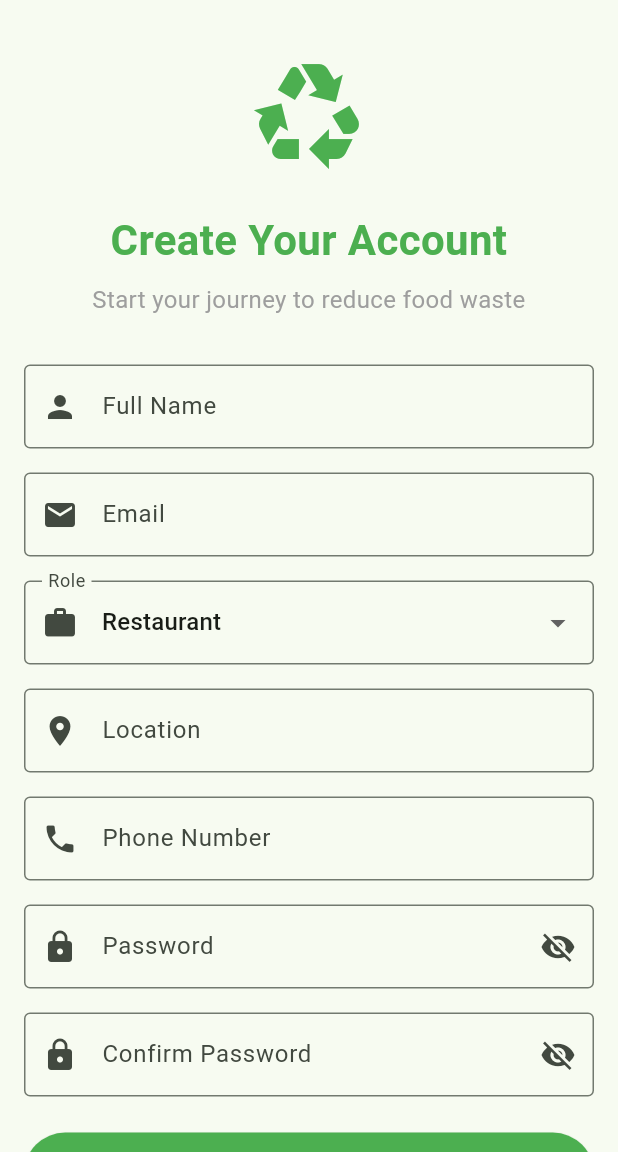
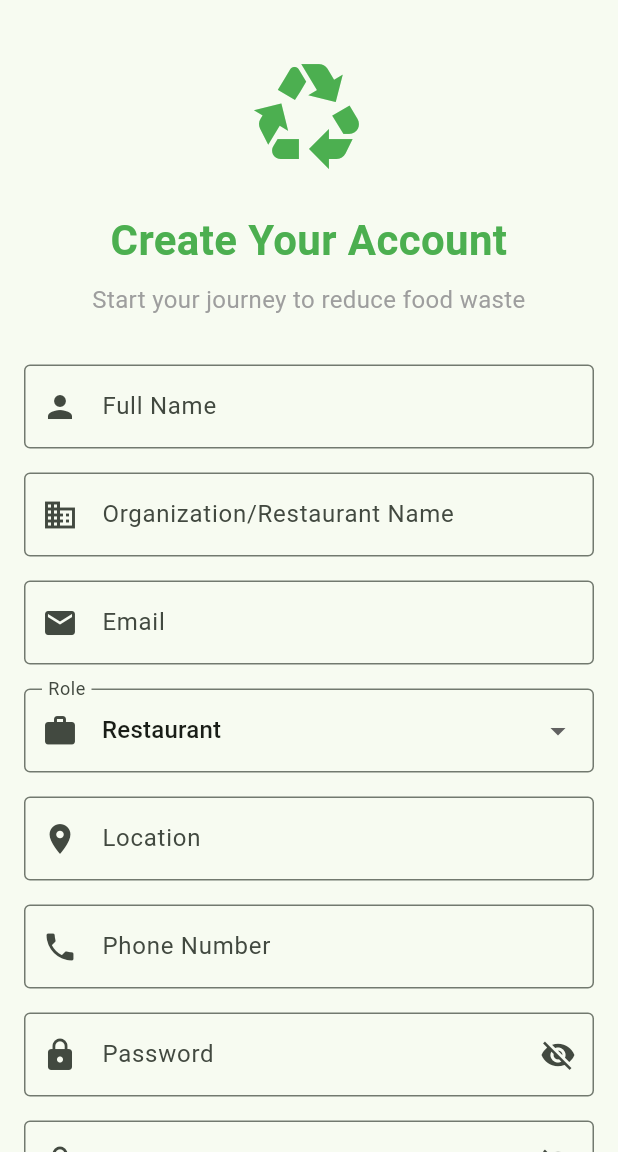
Before and after one commit to Prxthvx/Wasteless, a Flutter app: the screen it shows after launch, after a tap on "Get Started", on a phone screen of 412 x 824 dp, the part 84-1236 px from its top. Run offline on Flutter 3.47's test engine with Material 3 defaults, Android fonts, the phone set to English and light mode, and no system bars; our stand-ins replace flutter_local_notifications, supabase_flutter; accounts and stored records are empty.

Commit message:
added restaurant name and NGo name at signup and sign out option in settings dialog

```diff
--- a/lib/screens/auth/signup_screen.dart
+++ b/lib/screens/auth/signup_screen.dart
@@ -16,6 +16,7 @@ class _SignupScreenState extends State<SignupScreen> {
   final _passwordController = TextEditingController();
   final _confirmPasswordController = TextEditingController();
   final _nameController = TextEditingController();
+  final _orgNameController = TextEditingController();
   final _locationController = TextEditingController();
   final _phoneController = TextEditingController();
 
@@ -32,6 +33,7 @@ class _SignupScreenState extends State<SignupScreen> {
     _passwordController.dispose();
     _confirmPasswordController.dispose();
     _nameController.dispose();
+    _orgNameController.dispose();
     _locationController.dispose();
     _phoneController.dispose();
     super.dispose();
@@ -56,6 +58,7 @@ class _SignupScreenState extends State<SignupScreen> {
             .insert({
               'id': response.user!.id,
               'name': _nameController.text.trim(),
+              'org_name': _orgNameController.text.trim(),
               'role': _selectedRole,
               'location': _locationController.text.trim(),
               'email': _emailController.text.trim(),
@@ -142,6 +145,18 @@ class _SignupScreenState extends State<SignupScreen> {
                   border: OutlineInputBorder(),
                 ),
                 validator: (v) => v == null || v.isEmpty ? 'Please enter your name' : null,
+              ),
+              const SizedBox(height: 16),
+
+              // Organization/Restaurant Name
+              TextFormField(
+                controller: _orgNameController,
+                decoration: const InputDecoration(
+                  labelText: 'Organization/Restaurant Name',
+                  prefixIcon: Icon(Icons.business),
+                  border: OutlineInputBorder(),
+                ),
+                validator: (v) => v == null || v.isEmpty ? 'Please enter the NGO or restaurant name' : null,
               ),
               const SizedBox(height: 16),
 
--- a/lib/screens/welcome_screen.dart
+++ b/lib/screens/welcome_screen.dart
@@ -6,6 +6,7 @@ class WelcomeScreen extends StatelessWidget {
   @override
   Widget build(BuildContext context) {
     return Scaffold(
+      resizeToAvoidBottomInset: true,
       body: Container(
         decoration: const BoxDecoration(
           gradient: LinearGradient(
@@ -17,6 +18,7 @@ class WelcomeScreen extends StatelessWidget {
         child: SafeArea(
           child: Padding(
             padding: const EdgeInsets.all(24.0),
+            child: SingleChildScrollView(
               child: Column(
                 mainAxisAlignment: MainAxisAlignment.center,
                 children: [
@@ -171,6 +173,7 @@ class WelcomeScreen extends StatelessWidget {
             ),
           ),
         ),
+      ),
     );
   }
 }
```
Also changed, not shown: lib/screens/dashboard/ngo_dashboard.dart (+21 -0 lines), lib/screens/dashboard/restaurant_dashboard.dart (+25 -0 lines), pubspec.lock, 1 other file. Lines whose indentation alone changed are shown as unchanged.
